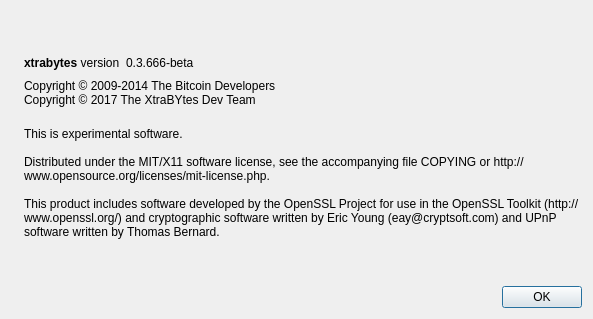
Old version of the form src/qt/forms/aboutdialog.ui in the repository XTRABYTES/XTRABYTES.
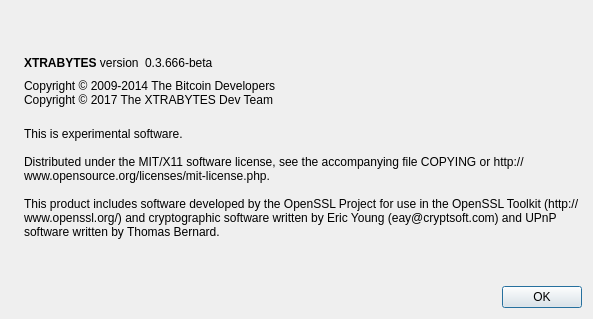
New version of the form. Icons and pictures are not drawn.

Patch:
```diff
--- a/src/qt/forms/aboutdialog.ui
+++ b/src/qt/forms/aboutdialog.ui
@@ -50,7 +50,7 @@
           <cursorShape>IBeamCursor</cursorShape>
          </property>
          <property name="text">
-          <string>&lt;b&gt;xtrabytes&lt;/b&gt; version</string>
+          <string>&lt;b&gt;XTRABYTES&lt;/b&gt; version</string>
          </property>
          <property name="textInteractionFlags">
           <set>Qt::LinksAccessibleByMouse|Qt::TextSelectableByKeyboard|Qt::TextSelectableByMouse</set>
@@ -92,7 +92,7 @@
        </property>
        <property name="text">
         <string>Copyright © 2009-2014 The Bitcoin Developers
-Copyright © 2017 The XtraBYtes Dev Team</string>
+Copyright © 2017 The XTRABYTES Dev Team</string>
        </property>
        <property name="textInteractionFlags">
         <set>Qt::LinksAccessibleByMouse|Qt::TextSelectableByKeyboard|Qt::TextSelectableByMouse</set>
```
Left out of the diff: 2 changed lines with no effect on the pictures.
